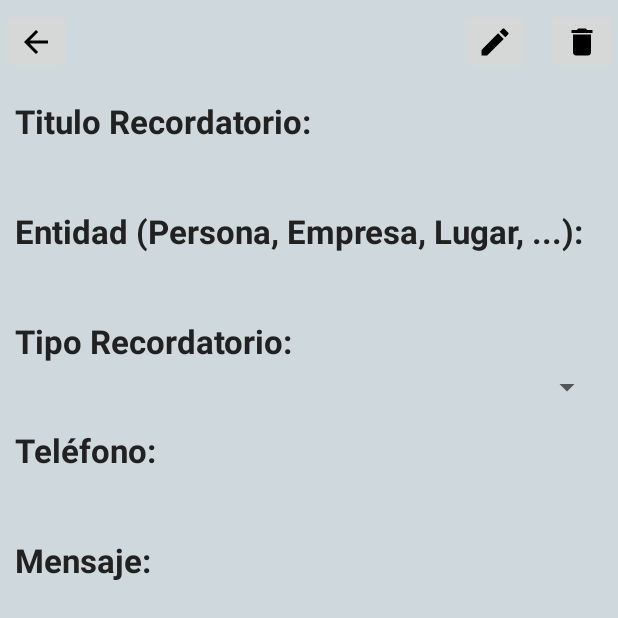
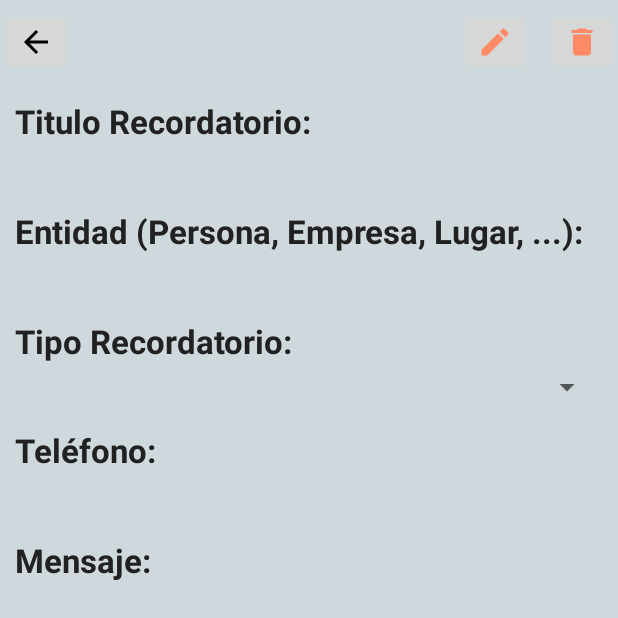
Before and after one commit to 01luisrene/MultiRecordatorio, an Android app: the fragment DetalleRecordatorioFragment shown on its own in the app's theme, on a phone screen of 412 x 824 dp, the top half of it. Run offline under Robolectric (Android 15) with nearby library versions, the phone set to English and light mode, and no system bars; our stand-ins replace CircleImageView.

Commit message:
Seguimos mejorando el layout 💊

```diff
--- a/app/src/main/java/com/a01luisrene/multirecordatorio/MainActivity.java
+++ b/app/src/main/java/com/a01luisrene/multirecordatorio/MainActivity.java
@@ -41,9 +41,9 @@ public class MainActivity extends AppCompatActivity
         manager.insertarTipoRecordatorio(null, "cumpleanios.png", "Cumpleaño", "1", "28-066-2017");
         manager.insertarTipoRecordatorio(null, "cita.png", "Cita", "1", "28-066-2017");
 
+        manager.insertarRecoratorio(null, "Cumple de luis", "Luis rene","1", "Lorem Ipsum es simplemente el texto de relleno de las imprentas y archivos de texto. Lorem Ipsum ha sido el texto de relleno estándar de las industrias desde el año 1500", "1145454","1", "1", "1", "2017", "2017","1");
         manager.insertarRecoratorio(null, "Cumple de luis", "Luis rene","1", "Feliz cumpleaños", "1145454","1", "1", "1", "2017", "2017","1");
-        manager.insertarRecoratorio(null, "Cumple de luis", "Luis rene","1", "Feliz cumpleaños", "1145454","1", "1", "1", "2017", "2017","1");
-        manager.insertarRecoratorio(null, "Cumple de luis", "Luis rene","1", "Feliz cumpleaños", "1145454","1", "1", "1", "2017", "2017","1");
+        manager.insertarRecoratorio(null, "Cumple de luis", "Luis rene","1", "Lorem Ipsum es simplemente el texto de relleno de las imprentas y archivos de texto. Lorem Ipsum ha sido el texto de relleno estándar de las industrias desde el año 1500", "1145454","1", "1", "1", "2017", "2017","1");
 
         manager.cerrar();
     }
--- a/app/src/main/res/drawable/divider.xml
+++ b/app/src/main/res/drawable/divider.xml
@@ -1,5 +1,5 @@
 <?xml version="1.0" encoding="utf-8"?>
 <shape xmlns:android="http://schemas.android.com/apk/res/android">
-    <size android:height="2dip"/>
-    <solid android:color="#de2b2b"/>
+    <size android:height="1dip"/>
+    <solid android:color="@color/colorAccent"/>
 </shape>
--- a/app/src/main/res/drawable/ic_delete_24dp.xml
+++ b/app/src/main/res/drawable/ic_delete_24dp.xml
@@ -4,6 +4,6 @@
         android:viewportWidth="24.0"
         android:viewportHeight="24.0">
     <path
-        android:fillColor="#FF000000"
+        android:fillColor="#FFFF8A65"
         android:pathData="M6,19c0,1.1 0.9,2 2,2h8c1.1,0 2,-0.9 2,-2V7H6v12zM19,4h-3.5l-1,-1h-5l-1,1H5v2h14V4z"/>
 </vector>
--- a/app/src/main/res/drawable/ic_edit_24dp.xml
+++ b/app/src/main/res/drawable/ic_edit_24dp.xml
@@ -4,6 +4,6 @@
         android:viewportWidth="24.0"
         android:viewportHeight="24.0">
     <path
-        android:fillColor="#FF000000"
+        android:fillColor="#FFFF8A65"
         android:pathData="M3,17.25V21h3.75L17.81,9.94l-3.75,-3.75L3,17.25zM20.71,7.04c0.39,-0.39 0.39,-1.02 0,-1.41l-2.34,-2.34c-0.39,-0.39 -1.02,-0.39 -1.41,0l-1.83,1.83 3.75,3.75 1.83,-1.83z"/>
 </vector>
--- a/app/src/main/res/layout-sw600dp/fragment_detalle_recordatorio.xml
+++ b/app/src/main/res/layout-sw600dp/fragment_detalle_recordatorio.xml
@@ -1,5 +1,6 @@
 <android.support.design.widget.CoordinatorLayout
     xmlns:android="http://schemas.android.com/apk/res/android"
+    xmlns:app="http://schemas.android.com/apk/res-auto"
     xmlns:tools="http://schemas.android.com/tools"
     android:layout_width="match_parent"
     android:layout_height="match_parent"
@@ -12,22 +13,22 @@
         android:layout_width="match_parent"
         android:layout_height="match_parent"
         android:layout_marginTop="?attr/actionBarSize"
-        android:paddingTop="@dimen/container_padding"
         android:paddingLeft="@dimen/container_padding"
-        android:paddingRight="@dimen/container_padding">
+        android:paddingRight="@dimen/container_padding"
+        android:paddingTop="@dimen/container_padding">
 
         <LinearLayout
-            android:orientation="vertical"
             android:layout_width="match_parent"
-            android:layout_height="wrap_content">
+            android:layout_height="wrap_content"
+            android:orientation="vertical">
 
             <TextView
                 android:id="@+id/lb_title"
+                style="@style/textFontMainTableta"
                 android:layout_width="match_parent"
                 android:layout_height="wrap_content"
                 android:layout_marginBottom="@dimen/margin_bottom_small"
-                android:text="@string/title_reminder"
-                style="@style/textFontMainTableta"/>
+                android:text="@string/title_reminder"/>
 
             <TextView
                 android:id="@+id/tv_title"
@@ -39,142 +40,147 @@
 
             <TextView
                 android:id="@+id/lb_entity"
+                style="@style/textFontMainTableta"
                 android:layout_width="match_parent"
                 android:layout_height="wrap_content"
-                android:text="@string/entity_reminder"
                 android:layout_marginBottom="@dimen/margin_bottom_small"
-                style="@style/textFontMainTableta"/>
+                android:text="@string/entity_reminder"/>
 
             <TextView
                 android:id="@+id/tv_entity"
-                android:layout_width="match_parent"
-                android:layout_height="wrap_content"
-                tools:text="INPE"
-                android:layout_marginBottom="@dimen/margin_bottom_large"
-                style="@style/textFontDetailTableta"/>
-
-            <LinearLayout
-                android:orientation="horizontal"
+                style="@style/textFontDetailTableta"
                 android:layout_width="match_parent"
                 android:layout_height="wrap_content"
                 android:layout_marginBottom="@dimen/margin_bottom_large"
-                android:baselineAligned="false">
+                tools:text="INPE"/>
+
             <LinearLayout
-                    android:orientation="vertical"
                 android:layout_width="match_parent"
                 android:layout_height="wrap_content"
-                    android:layout_weight="1">
+                android:layout_marginBottom="@dimen/margin_bottom_large"
+                android:baselineAligned="false"
+                android:orientation="horizontal">
+
+                <LinearLayout
+                    android:layout_width="match_parent"
+                    android:layout_height="wrap_content"
+                    android:layout_weight="1"
+                    android:orientation="vertical">
+
                     <TextView
                         android:id="@+id/lb_type_reminder"
+                        style="@style/textFontMainTableta"
                         android:layout_width="match_parent"
                         android:layout_height="wrap_content"
-                        android:text="@string/type_reminder"
                         android:layout_marginBottom="@dimen/margin_bottom_small"
-                        style="@style/textFontMainTableta"/>
+                        android:text="@string/type_reminder"/>
 
                     <Spinner
                         android:id="@+id/sp_type_reminder"
+                        style="@style/textFontDetailTableta"
                         android:layout_width="match_parent"
-                        android:layout_height="wrap_content"
-                        style="@style/textFontDetailTableta"/>
+                        android:layout_height="wrap_content"/>
                 </LinearLayout>
 
                 <LinearLayout
-                    android:orientation="vertical"
                     android:layout_width="match_parent"
                     android:layout_height="wrap_content"
-                    android:layout_weight="1">
+                    android:layout_weight="1"
+                    android:orientation="vertical">
+
                     <TextView
                         android:id="@+id/lb_phone"
+                        style="@style/textFontMainTableta"
                         android:layout_width="match_parent"
                         android:layout_height="wrap_content"
-                        android:text="@string/phone_reminder"
                         android:layout_marginBottom="@dimen/margin_bottom_small"
-                        style="@style/textFontMainTableta"/>
+                        android:text="@string/phone_reminder"/>
 
                     <TextView
                         android:id="@+id/tv_phone"
+                        style="@style/textFontDetailTableta"
                         android:layout_width="match_parent"
                         android:layout_height="wrap_content"
-                        tools:text="954336108"
-                        style="@style/textFontDetailTableta"/>
+                        tools:text="954336108"/>
                 </LinearLayout>
 
             </LinearLayout>
 
             <TextView
                 android:id="@+id/tv_message"
+                style="@style/textFontMainTableta"
                 android:layout_width="match_parent"
                 android:layout_height="wrap_content"
-                android:text="@string/message_reminder"
                 android:layout_marginBottom="@dimen/margin_bottom_small"
-                style="@style/textFontMainTableta"/>
+                android:text="@string/message_reminder"/>
 
             <EditText
                 android:id="@+id/mt_message"
+                style="@style/textFontDetailTableta"
                 android:layout_width="match_parent"
                 android:layout_height="wrap_content"
+                android:layout_marginBottom="@dimen/margin_bottom_large"
                 android:ems="10"
                 android:inputType="textMultiLine"
                 tools:ignore="LabelFor"
-                tools:text="Contenedor del mensaje."
-                android:layout_marginBottom="@dimen/margin_bottom_large"
-                style="@style/textFontDetailTableta"/>
+                tools:text="Contenedor del mensaje."/>
 
             <LinearLayout
                 android:layout_width="match_parent"
                 android:layout_height="wrap_content"
-               android:orientation="vertical"
-               android:layout_marginBottom="@dimen/margin_bottom_large">
+                android:layout_marginBottom="@dimen/margin_bottom_large"
+                android:orientation="vertical">
+
                 <TextView
                     android:id="@+id/lb_post_message_in"
+                    style="@style/textFontMainTableta"
                     android:layout_width="match_parent"
                     android:layout_height="wrap_content"
-                   android:text="@string/post_message_in_reminder"
                     android:layout_marginBottom="@dimen/margin_bottom_small"
-                   style="@style/textFontMainTableta"/>
+                    android:text="@string/post_message_in_reminder"/>
 
                 <LinearLayout
-                   android:orientation="horizontal"
                     android:layout_width="match_parent"
-                   android:layout_height="wrap_content">
+                    android:layout_height="wrap_content"
+                    android:orientation="horizontal">
+
                     <CheckBox
                         android:id="@+id/checkBox"
+                        style="@style/textFontDetailTableta"
                         android:layout_width="wrap_content"
                         android:layout_height="wrap_content"
-                       android:text="@string/facebook_reminder"
-                       style="@style/textFontDetailTableta"/>
+                        android:text="@string/facebook_reminder"/>
 
                     <CheckBox
                         android:id="@+id/checkBox2"
+                        style="@style/textFontDetailTableta"
                         android:layout_width="wrap_content"
                         android:layout_height="wrap_content"
-                       android:text="@string/twitter_reminder"
-                       style="@style/textFontDetailTableta"/>
+                        android:text="@string/twitter_reminder"/>
 
                     <CheckBox
                         android:id="@+id/checkBox3"
+                        style="@style/textFontDetailTableta"
                         android:layout_width="wrap_content"
                         android:layout_height="wrap_content"
-                       android:text="@string/message_send_reminder"
-                       style="@style/textFontDetailTableta"/>
+                        android:text="@string/message_send_reminder"/>
                 </LinearLayout>
             </LinearLayout>
 
             <TextView
                 android:id="@+id/lb_date_reminder"
+                style="@style/textFontMainTableta"
                 android:layout_width="match_parent"
                 android:layout_height="wrap_content"
-                android:text="@string/date_reminder"
                 android:layout_marginBottom="@dimen/margin_bottom_small"
-                style="@style/textFontMainTableta"/>
+                android:text="@string/date_reminder"/>
 
             <TextView
                 android:id="@+id/tv_date"
+                style="@style/textFontDetailTableta"
                 android:layout_width="match_parent"
                 android:layout_height="wrap_content"
-                tools:text="30-06-2017"
-                style="@style/textFontDetailTableta"/>
+                tools:text="30-06-2017"/>
         </LinearLayout>
     </ScrollView>
 </android.support.design.widget.CoordinatorLayout>
--- a/app/src/main/res/layout-sw600dp/toolbar_detail.xml
+++ b/app/src/main/res/layout-sw600dp/toolbar_detail.xml
@@ -1,18 +1,19 @@
 <?xml version="1.0" encoding="utf-8"?>
-<RelativeLayout xmlns:android="http://schemas.android.com/apk/res/android"
-                xmlns:app="http://schemas.android.com/apk/res-auto"
-                android:layout_width="match_parent"
-                android:layout_height="?attr/actionBarSize"
-                android:background="@color/toolbarTransparent"
-                xmlns:tools="http://schemas.android.com/tools">
+<RelativeLayout
+    xmlns:android="http://schemas.android.com/apk/res/android"
+    xmlns:app="http://schemas.android.com/apk/res-auto"
+    android:layout_width="match_parent"
+    android:layout_height="?attr/actionBarSize"
+    android:background="@color/toolbarTransparent"
+    xmlns:tools="http://schemas.android.com/tools">
     <de.hdodenhof.circleimageview.CircleImageView
         xmlns:app="http://schemas.android.com/apk/res-auto"
         android:id="@+id/profile_image"
-        android:layout_width="50dp"
-        android:layout_height="50dp"
+        android:layout_width="@dimen/circle_img"
+        android:layout_height="@dimen/circle_img"
         android:src="@mipmap/ic_launcher_round"
-        app:civ_border_width="2dp"
-        app:civ_border_color="#FF000000"
+        app:civ_border_width="@dimen/circle_border"
+        app:civ_border_color="@color/colorCircle"
         android:layout_marginStart="@dimen/container_padding"
         android:layout_centerVertical="true"
         android:layout_alignParentStart="true"/>
@@ -21,7 +22,7 @@
         android:layout_width="wrap_content"
         android:layout_height="wrap_content"
         android:layout_centerVertical="true"
-        android:layout_marginStart="14dp"
+        android:layout_marginStart="@dimen/container_margin"
         android:layout_toEndOf="@+id/profile_image"
         tools:text="Cumpleaños"
         tools:ignore="RelativeOverlap"
@@ -31,18 +32,19 @@
         android:id="@+id/ib_edit"
         android:layout_width="wrap_content"
         android:layout_height="wrap_content"
-        android:layout_alignTop="@+id/ib_delete"
-        android:layout_marginEnd="10dp"
-        android:layout_toStartOf="@+id/ib_delete"
+        android:layout_marginEnd="@dimen/container_margin"
         android:contentDescription="@string/action_edit"
-        android:src="@drawable/ic_edit_24dp"/>
+        android:src="@drawable/ic_edit_24dp"
+        android:layout_centerVertical="true"
+        android:layout_toStartOf="@+id/ib_delete"/>
 
     <ImageButton
         android:id="@+id/ib_delete"
         android:layout_width="wrap_content"
         android:layout_height="wrap_content"
+        android:contentDescription="@string/action_delete"
+        android:src="@drawable/ic_delete_24dp"
+        android:layout_alignTop="@+id/ib_edit"
         android:layout_alignParentEnd="true"
-        android:layout_centerVertical="true"
-        android:contentDescription="@string/action_delete"
-        android:src="@drawable/ic_delete_24dp"/>
+        android:layout_marginEnd="@dimen/container_margin"/>
 </RelativeLayout>
--- a/app/src/main/res/values/dimens.xml
+++ b/app/src/main/res/values/dimens.xml
@@ -6,4 +6,8 @@
     <!--Dimenciones para el formulario detalle recordatorio-->
     <dimen name="margin_bottom_small">4dp</dimen>
     <dimen name="margin_bottom_large">15dp</dimen>
+
+    <!--Medida de una imagen en circulo-->
+    <dimen name="circle_img">50dp</dimen>
+    <dimen name="circle_border">2dp</dimen>
 </resources>
```
Also changed, not shown: app/src/main/java/com/a01luisrene/multirecordatorio/adaptadores/RecordatorioListAdapter.java (+4 -4 lines), app/src/main/res/layout/recordatorio_list_item.xml (+43 -13 lines), app/src/main/res/values/colors.xml (+10 -2 lines), app/src/main/res/values/styles.xml (+19 -0 lines). Lines whose indentation alone changed are shown as unchanged.
